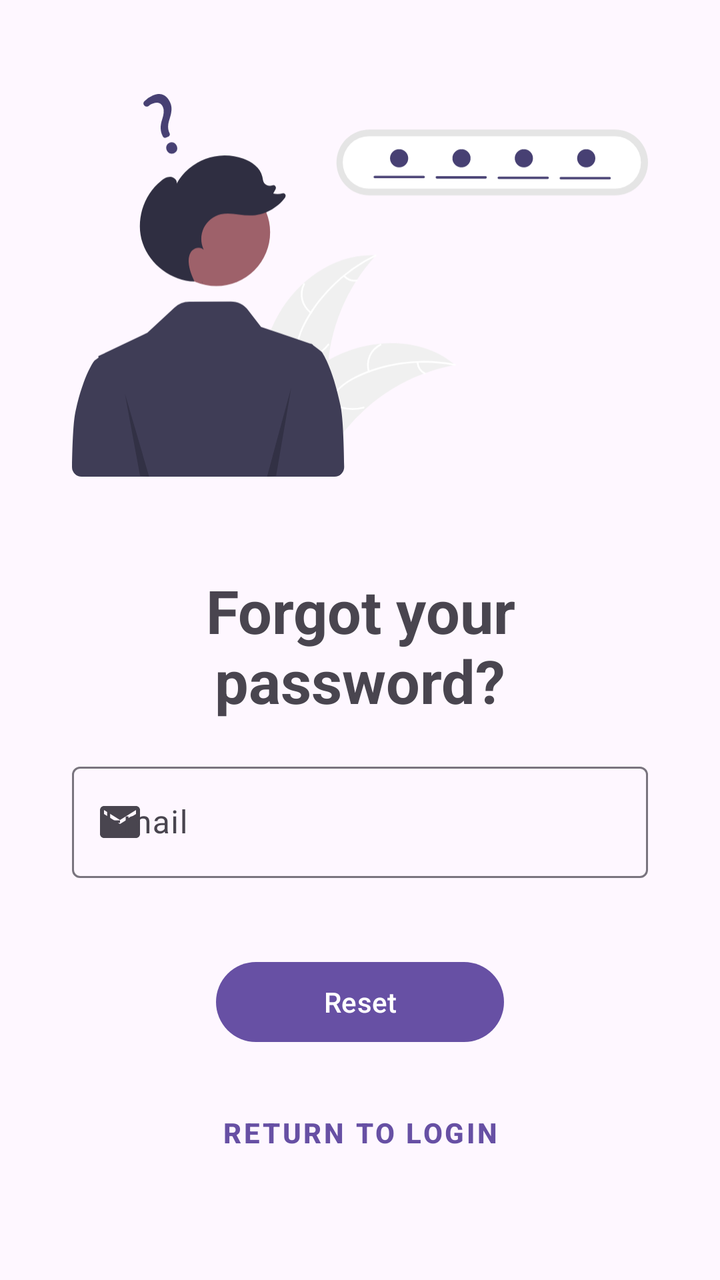
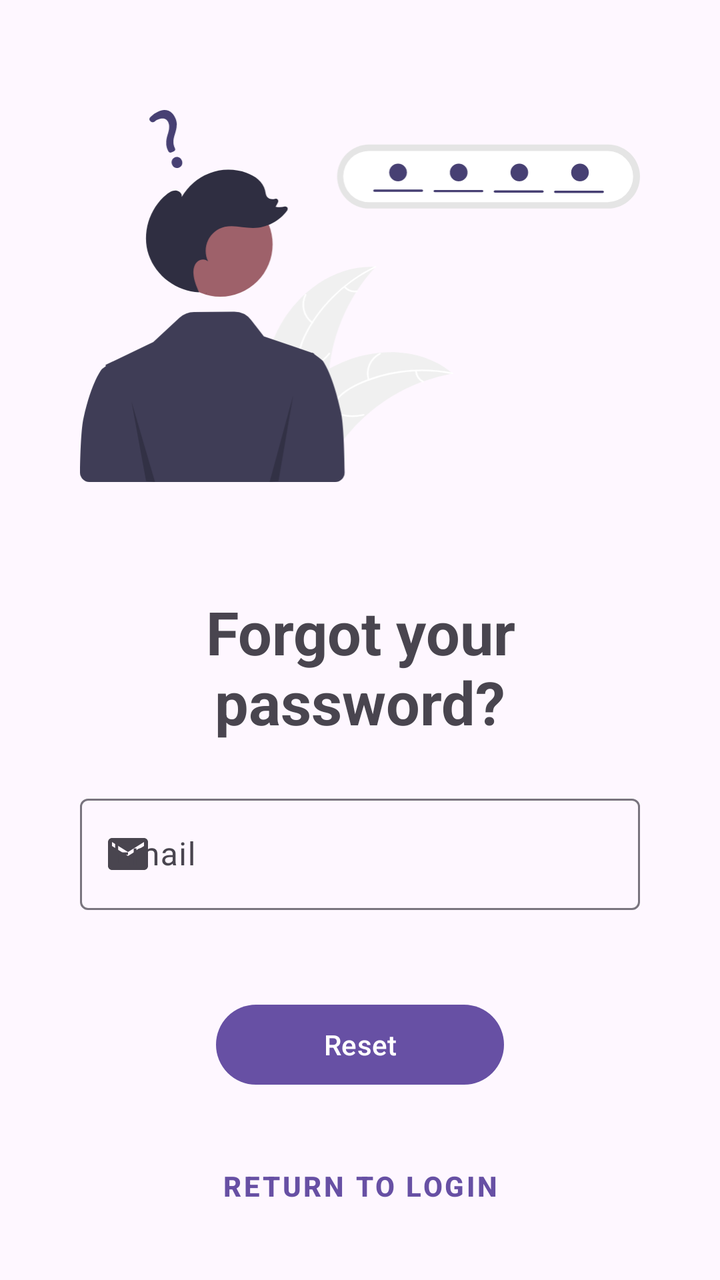

Compare the two renders of this Android layout. The source of the first and the diff that turns it into the second are given below.
<!-- AndroidManifest.xml: application theme Theme.Food_alchemy -->
<!-- res/layout/fragment_forgot_password.xml -->
<?xml version="1.0" encoding="utf-8"?>
<androidx.constraintlayout.widget.ConstraintLayout xmlns:android="http://schemas.android.com/apk/res/android"
    xmlns:app="http://schemas.android.com/apk/res-auto"
    xmlns:tools="http://schemas.android.com/tools"
    android:layout_width="match_parent"
    android:layout_height="match_parent"
    tools:context=".ui.auth.AuthActivity">


    <ImageView
        android:id="@+id/imageView3"
        android:layout_width="0dp"
        android:layout_height="250dp"
        android:src="@drawable/undraw_forgot_password_re_hxwm"
        app:contentDescription="@string/forgot_password_image"
        app:layout_constraintBottom_toTopOf="@+id/ForgotPassword"
        app:layout_constraintEnd_toStartOf="@+id/guideline10"
        app:layout_constraintStart_toStartOf="@+id/guideline7"
        app:layout_constraintTop_toTopOf="parent" />

    <androidx.constraintlayout.widget.Guideline
        android:id="@+id/guideline7"
        android:layout_width="wrap_content"
        android:layout_height="wrap_content"
        android:orientation="vertical"
        app:layout_constraintGuide_percent="0.1" />

    <androidx.constraintlayout.widget.Guideline
        android:id="@+id/guideline10"
        android:layout_width="wrap_content"
        android:layout_height="wrap_content"
        android:orientation="vertical"
        app:layout_constraintGuide_percent="0.9" />

    <TextView
        android:id="@+id/ForgotPassword"
        android:layout_width="0dp"
        android:layout_height="wrap_content"
        android:text="@string/forgot_password_textview"
        android:textAlignment="center"
        android:textSize="30sp"
        android:textStyle="bold"
        app:layout_constraintBottom_toTopOf="@+id/text_input_layout_email"
        app:layout_constraintEnd_toStartOf="@+id/guideline10"
        app:layout_constraintStart_toStartOf="@+id/guideline7"
        app:layout_constraintTop_toBottomOf="@+id/imageView3" />

    <com.google.android.material.textfield.TextInputLayout
        android:id="@+id/text_input_layout_email"
        android:layout_width="0dp"
        android:layout_height="wrap_content"
        app:endIconMode="clear_text"
        app:errorEnabled="true"
        app:layout_constraintBottom_toTopOf="@+id/button_reset"
        app:layout_constraintEnd_toStartOf="@+id/guideline10"
        app:layout_constraintStart_toStartOf="@+id/guideline7"
        app:layout_constraintTop_toBottomOf="@+id/ForgotPassword"
        app:startIconDrawable="@drawable/baseline_email_24">

        <com.google.android.material.textfield.TextInputEditText
            android:id="@+id/text_input_edit_text_email"
            android:layout_width="match_parent"
            android:layout_height="wrap_content"
            android:hint="@string/forgot_password_email"
            android:inputType="textEmailAddress" />
    </com.google.android.material.textfield.TextInputLayout>

    <Button
        android:id="@+id/button_reset"
        style="@style/Widget.Material3.Button"
        android:layout_width="0dp"
        android:layout_height="48dp"
        android:text="@string/reset_button"
        android:textSize="14sp"
        app:layout_constraintBottom_toTopOf="@+id/button_return_login"
        app:layout_constraintEnd_toStartOf="@+id/guideline12"
        app:layout_constraintStart_toStartOf="@+id/guideline11"
        app:layout_constraintTop_toBottomOf="@+id/text_input_layout_email" />

    <androidx.constraintlayout.widget.Guideline
        android:id="@+id/guideline11"
        android:layout_width="wrap_content"
        android:layout_height="wrap_content"
        android:orientation="vertical"
        app:layout_constraintGuide_percent="0.3" />

    <androidx.constraintlayout.widget.Guideline
        android:id="@+id/guideline12"
        android:layout_width="wrap_content"
        android:layout_height="wrap_content"
        android:orientation="vertical"
        app:layout_constraintGuide_percent="0.7" />

    <Button
        android:id="@+id/button_return_login"
        style="@style/Widget.MaterialComponents.Button.TextButton"
        android:layout_width="wrap_content"
        android:layout_height="wrap_content"
        android:text="@string/return_button"
        android:textStyle="bold"
        android:padding="0dp"
        app:layout_constraintBottom_toTopOf="@+id/guideline16"
        app:layout_constraintEnd_toStartOf="@+id/guideline12"
        app:layout_constraintStart_toStartOf="@+id/guideline11"
        app:layout_constraintTop_toBottomOf="@+id/button_reset" />

    <androidx.constraintlayout.widget.Guideline
        android:id="@+id/guideline16"
        android:layout_width="wrap_content"
        android:layout_height="wrap_content"
        android:orientation="horizontal"
        app:layout_constraintGuide_percent="0.95" />
</androidx.constraintlayout.widget.ConstraintLayout>
<!-- resources referenced by this layout -->
<resources>
  <!-- drawable baseline_email_24 (drawable) -->
  <vector android:height="24dp" android:tint="#000000"
      android:viewportHeight="24" android:viewportWidth="24"
      android:width="24dp" xmlns:android="http://schemas.android.com/apk/res/android">
      <path android:fillColor="@android:color/white" android:pathData="M20,4L4,4c-1.1,0 -1.99,0.9 -1.99,2L2,18c0,1.1 0.9,2 2,2h16c1.1,0 2,-0.9 2,-2L22,6c0,-1.1 -0.9,-2 -2,-2zM20,8l-8,5 -8,-5L4,6l8,5 8,-5v2z"/>
  </vector>
  <!-- drawable undraw_forgot_password_re_hxwm: vector/xml drawable (drawable, 7951 chars, omitted) -->
  <string name="forgot_password_email">Email</string>
  <string name="forgot_password_image">Forgot Password Image</string>
  <string name="forgot_password_textview">Forgot your password?</string>
  <string name="reset_button">Reset</string>
  <string name="return_button">Return to login</string>
  <style name="Theme.Food_alchemy" parent="Base.Theme.Food_alchemy" />
  <style name="Base.Theme.Food_alchemy" parent="Theme.Material3.DayNight.NoActionBar">
          
          
      </style>
</resources>

<!-- the commit's change to res/layout/fragment_forgot_password.xml (unified diff, before → after) -->
@@ -11,26 +11,14 @@
         android:id="@+id/imageView3"
         android:layout_width="0dp"
         android:layout_height="250dp"
+        android:layout_marginStart="40dp"
+        android:layout_marginEnd="40dp"
         android:src="@drawable/undraw_forgot_password_re_hxwm"
         app:contentDescription="@string/forgot_password_image"
         app:layout_constraintBottom_toTopOf="@+id/ForgotPassword"
-        app:layout_constraintEnd_toStartOf="@+id/guideline10"
-        app:layout_constraintStart_toStartOf="@+id/guideline7"
+        app:layout_constraintEnd_toEndOf="parent"
+        app:layout_constraintStart_toStartOf="parent"
         app:layout_constraintTop_toTopOf="parent" />
-
-    <androidx.constraintlayout.widget.Guideline
-        android:id="@+id/guideline7"
-        android:layout_width="wrap_content"
-        android:layout_height="wrap_content"
-        android:orientation="vertical"
-        app:layout_constraintGuide_percent="0.1" />
-
-    <androidx.constraintlayout.widget.Guideline
-        android:id="@+id/guideline10"
-        android:layout_width="wrap_content"
-        android:layout_height="wrap_content"
-        android:orientation="vertical"
-        app:layout_constraintGuide_percent="0.9" />
 
     <TextView
         android:id="@+id/ForgotPassword"
@@ -38,11 +26,13 @@
         android:layout_height="wrap_content"
         android:text="@string/forgot_password_textview"
         android:textAlignment="center"
+        android:layout_marginStart="40dp"
+        android:layout_marginEnd="40dp"
         android:textSize="30sp"
         android:textStyle="bold"
         app:layout_constraintBottom_toTopOf="@+id/text_input_layout_email"
-        app:layout_constraintEnd_toStartOf="@+id/guideline10"
-        app:layout_constraintStart_toStartOf="@+id/guideline7"
+        app:layout_constraintEnd_toEndOf="parent"
+        app:layout_constraintStart_toStartOf="parent"
         app:layout_constraintTop_toBottomOf="@+id/imageView3" />
 
     <com.google.android.material.textfield.TextInputLayout
@@ -51,9 +41,11 @@
         android:layout_height="wrap_content"
         app:endIconMode="clear_text"
         app:errorEnabled="true"
+        android:layout_marginStart="40dp"
+        android:layout_marginEnd="40dp"
         app:layout_constraintBottom_toTopOf="@+id/button_reset"
-        app:layout_constraintEnd_toStartOf="@+id/guideline10"
-        app:layout_constraintStart_toStartOf="@+id/guideline7"
+        app:layout_constraintEnd_toEndOf="parent"
+        app:layout_constraintStart_toStartOf="parent"
         app:layout_constraintTop_toBottomOf="@+id/ForgotPassword"
         app:startIconDrawable="@drawable/baseline_email_24">
 
@@ -73,19 +65,19 @@
         android:text="@string/reset_button"
         android:textSize="14sp"
         app:layout_constraintBottom_toTopOf="@+id/button_return_login"
-        app:layout_constraintEnd_toStartOf="@+id/guideline12"
-        app:layout_constraintStart_toStartOf="@+id/guideline11"
+        app:layout_constraintEnd_toStartOf="@+id/forgot_pwd_end_guideline"
+        app:layout_constraintStart_toStartOf="@+id/forgot_pwd_start_guideline"
         app:layout_constraintTop_toBottomOf="@+id/text_input_layout_email" />
 
     <androidx.constraintlayout.widget.Guideline
-        android:id="@+id/guideline11"
+        android:id="@+id/forgot_pwd_start_guideline"
         android:layout_width="wrap_content"
         android:layout_height="wrap_content"
         android:orientation="vertical"
         app:layout_constraintGuide_percent="0.3" />
 
     <androidx.constraintlayout.widget.Guideline
-        android:id="@+id/guideline12"
+        android:id="@+id/forgot_pwd_end_guideline"
         android:layout_width="wrap_content"
         android:layout_height="wrap_content"
         android:orientation="vertical"
@@ -96,18 +88,12 @@
         style="@style/Widget.MaterialComponents.Button.TextButton"
         android:layout_width="wrap_content"
         android:layout_height="wrap_content"
+        android:padding="0dp"
         android:text="@string/return_button"
         android:textStyle="bold"
-        android:padding="0dp"
-        app:layout_constraintBottom_toTopOf="@+id/guideline16"
-        app:layout_constraintEnd_toStartOf="@+id/guideline12"
-        app:layout_constraintStart_toStartOf="@+id/guideline11"
+        app:layout_constraintBottom_toBottomOf="parent"
+        app:layout_constraintEnd_toEndOf="parent"
+        app:layout_constraintStart_toStartOf="parent"
         app:layout_constraintTop_toBottomOf="@+id/button_reset" />
 
-    <androidx.constraintlayout.widget.Guideline
-        android:id="@+id/guideline16"
-        android:layout_width="wrap_content"
-        android:layout_height="wrap_content"
-        android:orientation="horizontal"
-        app:layout_constraintGuide_percent="0.95" />
 </androidx.constraintlayout.widget.ConstraintLayout>
